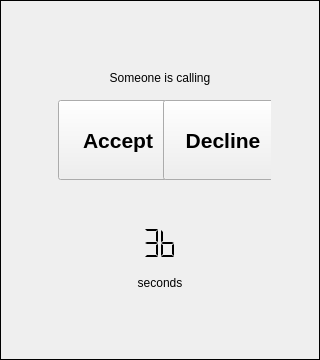
The window that ui/incomingcallwidget.ui (ultravideo/uvgComm) describes before a commit, drawn with Qt 5.
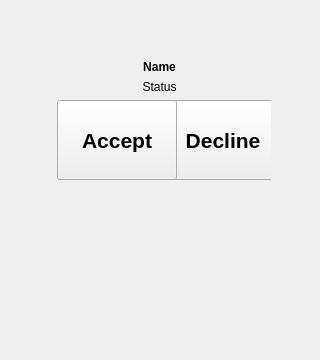
The same window after the commit.

Commit message: The countdown clock for outgoing calls works now. Started using two pointers to keep track of in/out widgets in CallInfo for easier management.

```diff
--- a/ui/incomingcallwidget.ui
+++ b/ui/incomingcallwidget.ui
@@ -20,7 +20,10 @@
    <string>Frame</string>
   </property>
   <property name="frameShape">
-   <enum>QFrame::Panel</enum>
+   <enum>QFrame::Box</enum>
+  </property>
+  <property name="lineWidth">
+   <number>0</number>
   </property>
   <layout class="QGridLayout" name="gridLayout_2">
    <item row="1" column="1" rowspan="2" colspan="2">
@@ -33,8 +36,8 @@
      </property>
      <property name="minimumSize">
       <size>
-       <width>200</width>
-       <height>180</height>
+       <width>120</width>
+       <height>60</height>
       </size>
      </property>
      <property name="maximumSize">
@@ -45,119 +48,10 @@
      </property>
      <layout class="QGridLayout" name="gridLayout">
       <item row="3" column="0" colspan="2">
-       <widget class="QLCDNumber" name="lcdNumber">
-        <property name="lineWidth">
-         <number>0</number>
-        </property>
-        <property name="smallDecimalPoint">
-         <bool>false</bool>
-        </property>
-        <property name="digitCount">
-         <number>2</number>
-        </property>
-        <property name="mode">
-         <enum>QLCDNumber::Hex</enum>
-        </property>
-        <property name="segmentStyle">
-         <enum>QLCDNumber::Flat</enum>
-        </property>
-        <property name="intValue" stdset="0">
-         <number>59</number>
-        </property>
-       </widget>
-      </item>
-      <item row="4" column="0" colspan="2">
-       <widget class="QLabel" name="label_2">
-        <property name="text">
-         <string>seconds</string>
-        </property>
-        <property name="alignment">
-         <set>Qt::AlignCenter</set>
-        </property>
-       </widget>
-      </item>
-      <item row="0" column="0" colspan="2">
-       <widget class="QLabel" name="CallerLabel">
-        <property name="text">
-         <string>Someone is calling</string>
-        </property>
-        <property name="alignment">
-         <set>Qt::AlignCenter</set>
-        </property>
-       </widget>
-      </item>
-      <item row="1" column="0">
-       <widget class="QPushButton" name="acceptButton">
-        <property name="sizePolicy">
-         <sizepolicy hsizetype="Expanding" vsizetype="Minimum">
-          <horstretch>0</horstretch>
-          <verstretch>0</verstretch>
-         </sizepolicy>
-        </property>
-        <property name="minimumSize">
-         <size>
-          <width>120</width>
-          <height>80</height>
-         </size>
-        </property>
-        <property name="maximumSize">
-         <size>
-          <width>160</width>
-          <height>160</height>
-         </size>
-        </property>
-        <property name="font">
-         <font>
-          <pointsize>16</pointsize>
-          <weight>75</weight>
-          <bold>true</bold>
-         </font>
-        </property>
-        <property name="text">
-         <string>Accept</string>
-        </property>
-       </widget>
-      </item>
-      <item row="1" column="1">
-       <widget class="QPushButton" name="declineButton">
-        <property name="sizePolicy">
-         <sizepolicy hsizetype="Expanding" vsizetype="Minimum">
-          <horstretch>0</horstretch>
-          <verstretch>0</verstretch>
-         </sizepolicy>
-        </property>
-        <property name="minimumSize">
-         <size>
-          <width>120</width>
-          <height>80</height>
-         </size>
-        </property>
-        <property name="maximumSize">
-         <size>
-          <width>160</width>
-          <height>160</height>
-         </size>
-        </property>
-        <property name="font">
-         <font>
-          <pointsize>16</pointsize>
-          <weight>75</weight>
-          <bold>true</bold>
-         </font>
-        </property>
-        <property name="text">
-         <string>Decline</string>
-        </property>
-       </widget>
-      </item>
-      <item row="2" column="0" colspan="2">
        <spacer name="verticalSpacer_3">
         <property name="orientation">
          <enum>Qt::Vertical</enum>
         </property>
-        <property name="sizeType">
-         <enum>QSizePolicy::Minimum</enum>
-        </property>
         <property name="sizeHint" stdset="0">
          <size>
           <width>20</width>
@@ -166,6 +60,96 @@
         </property>
        </spacer>
       </item>
+      <item row="2" column="1">
+       <widget class="QPushButton" name="declineButton">
+        <property name="sizePolicy">
+         <sizepolicy hsizetype="Expanding" vsizetype="Minimum">
+          <horstretch>0</horstretch>
+          <verstretch>0</verstretch>
+         </sizepolicy>
+        </property>
+        <property name="minimumSize">
+         <size>
+          <width>120</width>
+          <height>80</height>
+         </size>
+        </property>
+        <property name="maximumSize">
+         <size>
+          <width>160</width>
+          <height>160</height>
+         </size>
+        </property>
+        <property name="font">
+         <font>
+          <pointsize>16</pointsize>
+          <weight>75</weight>
+          <bold>true</bold>
+         </font>
+        </property>
+        <property name="text">
+         <string>Decline</string>
+        </property>
+       </widget>
+      </item>
+      <item row="2" column="0">
+       <widget class="QPushButton" name="acceptButton">
+        <property name="sizePolicy">
+         <sizepolicy hsizetype="Expanding" vsizetype="Minimum">
+          <horstretch>0</horstretch>
+          <verstretch>0</verstretch>
+         </sizepolicy>
+        </property>
+        <property name="minimumSize">
+         <size>
+          <width>120</width>
+          <height>80</height>
+         </size>
+        </property>
+        <property name="maximumSize">
+         <size>
+          <width>160</width>
+          <height>160</height>
+         </size>
+        </property>
+        <property name="font">
+         <font>
+          <pointsize>16</pointsize>
+          <weight>75</weight>
+          <bold>true</bold>
+         </font>
+        </property>
+        <property name="text">
+         <string>Accept</string>
+        </property>
+       </widget>
+      </item>
+      <item row="1" column="0" colspan="2">
+       <widget class="QLabel" name="StatusLabel">
+        <property name="text">
+         <string>Status</string>
+        </property>
+        <property name="alignment">
+         <set>Qt::AlignCenter</set>
+        </property>
+       </widget>
+      </item>
+      <item row="0" column="0" colspan="2">
+       <widget class="QLabel" name="NameLabel">
+        <property name="font">
+         <font>
+          <weight>75</weight>
+          <bold>true</bold>
+         </font>
+        </property>
+        <property name="text">
+         <string>Name</string>
+        </property>
+        <property name="alignment">
+         <set>Qt::AlignCenter</set>
+        </property>
+       </widget>
+      </item>
      </layout>
     </widget>
    </item>
```
The commit also changes 3 other files.
